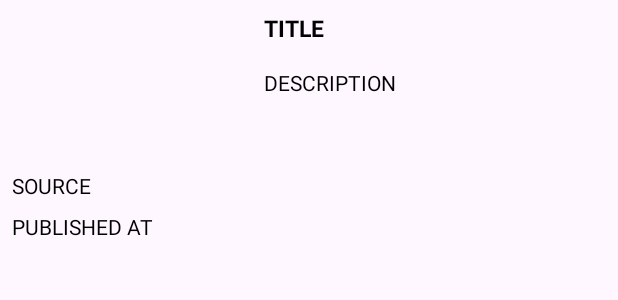
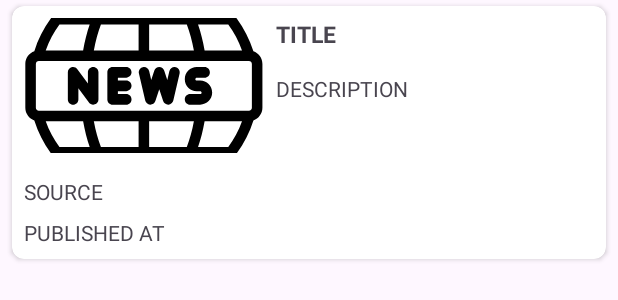
Before and after one commit to MahmoudMostafa580/NewsApp, an Android app: the layout item_article_preview.xml on its own in the app's theme, with its tools: preview values and no code run, on a phone screen of 412 x 824 dp. Shown: the top 300 px of the screen. Run offline under Robolectric (Android 15) with nearby library versions, the phone set to English and light mode, and no system bars.

Commit message:
Update article item UI-design

```diff
--- a/app/src/main/res/layout/fragment_breaking_news.xml
+++ b/app/src/main/res/layout/fragment_breaking_news.xml
@@ -11,6 +11,7 @@
         android:layout_height="match_parent"
         android:clipToPadding="false"
         android:paddingBottom="50dp"
+        tools:listitem="@layout/item_article_preview"
         app:layout_constraintBottom_toBottomOf="parent"
         app:layout_constraintEnd_toEndOf="parent"
         app:layout_constraintHorizontal_bias="0.5"
--- a/app/src/main/res/layout/item_article_preview.xml
+++ b/app/src/main/res/layout/item_article_preview.xml
@@ -1,10 +1,17 @@
 <?xml version="1.0" encoding="utf-8"?>
-<androidx.constraintlayout.widget.ConstraintLayout xmlns:android="http://schemas.android.com/apk/res/android"
+<androidx.cardview.widget.CardView xmlns:android="http://schemas.android.com/apk/res/android"
     xmlns:app="http://schemas.android.com/apk/res-auto"
-    xmlns:tools="http://schemas.android.com/tools"
     android:layout_width="match_parent"
     android:layout_height="wrap_content"
-    android:clickable="true"
+    android:layout_marginVertical="4dp"
+    android:layout_marginHorizontal="8dp"
+    xmlns:tools="http://schemas.android.com/tools"
+    app:cardCornerRadius="8dp"
+    android:clickable="true">
+
+    <androidx.constraintlayout.widget.ConstraintLayout
+        android:layout_width="match_parent"
+        android:layout_height="wrap_content"
         android:padding="8dp">
 
         <ImageView
@@ -12,6 +19,7 @@
             android:layout_width="160dp"
             android:layout_height="90dp"
             android:scaleType="centerCrop"
+            tools:src="@drawable/ic_breaking_news"
             app:layout_constraintStart_toStartOf="parent"
             app:layout_constraintTop_toTopOf="parent" />
 
@@ -21,7 +29,6 @@
             android:layout_height="wrap_content"
             android:layout_marginTop="16dp"
             android:text="SOURCE"
-        android:textColor="@android:color/black"
             app:layout_constraintStart_toStartOf="parent"
             app:layout_constraintTop_toBottomOf="@+id/ivArticleImage" />
 
@@ -33,11 +40,10 @@
             android:ellipsize="end"
             android:maxLines="3"
             android:text="TITLE"
-        android:textColor="@android:color/black"
             android:textSize="15sp"
             android:textStyle="bold"
+            app:layout_constraintLeft_toRightOf="@+id/ivArticleImage"
             app:layout_constraintRight_toRightOf="parent"
-        app:layout_constraintLeft_toRightOf="@+id/ivArticleImage"
             app:layout_constraintTop_toTopOf="parent" />
 
         <TextView
@@ -49,7 +55,6 @@
             android:ellipsize="end"
             android:maxLines="5"
             android:text="DESCRIPTION"
-        android:textColor="@android:color/black"
             app:layout_constraintEnd_toEndOf="parent"
             app:layout_constraintStart_toEndOf="@+id/ivArticleImage"
             app:layout_constraintTop_toBottomOf="@+id/tvTitle" />
@@ -60,8 +65,11 @@
             android:layout_height="wrap_content"
             android:layout_marginTop="8dp"
             android:text="PUBLISHED AT"
-        android:textColor="@android:color/black"
             app:layout_constraintStart_toStartOf="parent"
             app:layout_constraintTop_toBottomOf="@+id/tvSource" />
 
+
     </androidx.constraintlayout.widget.ConstraintLayout>
+
+
+</androidx.cardview.widget.CardView>
```
Lines whose indentation alone changed are shown as unchanged.
